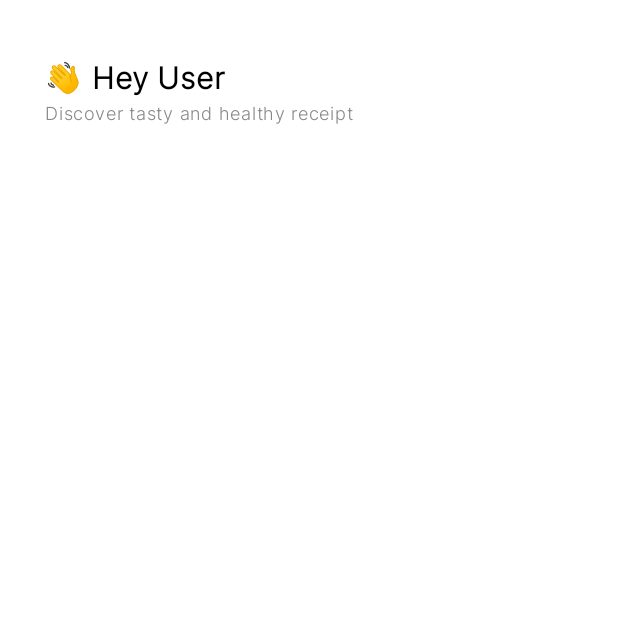
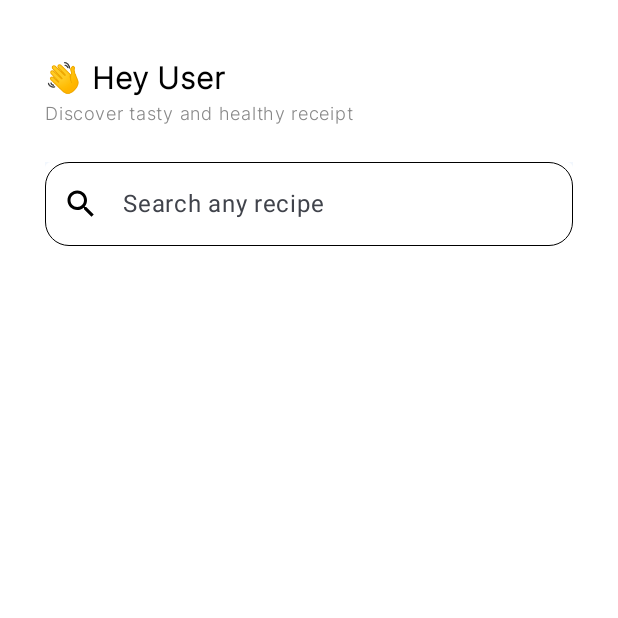
Before and after one commit to rockyhappy/Kotlineary, an Android app built with Jetpack Compose: the HomeScreen screen opened through its navigation route, on a phone screen of 412 x 824 dp, the top half of it. Run offline under Robolectric (Android 15) with nearby library versions, the phone set to English and light mode, and no system bars; our stand-ins replace Dagger/Hilt's generated code.

Commit message:
Search Bar Ui Implemented

```diff
--- a/app/src/main/java/com/devrachit/kotlineary/common/Constants.kt
+++ b/app/src/main/java/com/devrachit/kotlineary/common/Constants.kt
@@ -8,4 +8,5 @@ object Constants {
     const val BASE_URL = "https://api.spoonacular.com/"
     const val API_KEY = "2d3f053a7cdf4dab8c2b09d2969e5e7e"
     val CustomFontFamily = FontFamily(Font(R.font.inter2))
+    val CustomFontFamilyBold = FontFamily(Font(R.font.inter))
 }
--- a/app/src/main/java/com/devrachit/kotlineary/presentation/Screens/HomeScreen/HomeScreen.kt
+++ b/app/src/main/java/com/devrachit/kotlineary/presentation/Screens/HomeScreen/HomeScreen.kt
@@ -3,14 +3,22 @@ package com.devrachit.kotlineary.presentation.Screens.HomeScreen
 import android.app.Activity
 import android.util.Log
 import androidx.compose.foundation.background
+import androidx.compose.foundation.border
 import androidx.compose.foundation.layout.Arrangement
 import androidx.compose.foundation.layout.Column
 import androidx.compose.foundation.layout.fillMaxSize
+import androidx.compose.foundation.layout.fillMaxWidth
 import androidx.compose.foundation.layout.padding
 import androidx.compose.foundation.lazy.LazyColumn
+import androidx.compose.foundation.shape.RoundedCornerShape
+import androidx.compose.material.icons.Icons
+import androidx.compose.material.icons.filled.Search
 import androidx.compose.material3.ExperimentalMaterial3Api
+import androidx.compose.material3.Icon
 import androidx.compose.material3.Scaffold
 import androidx.compose.material3.Text
+import androidx.compose.material3.TextField
+import androidx.compose.material3.TextFieldDefaults
 import androidx.compose.runtime.Composable
 import androidx.compose.runtime.LaunchedEffect
 import androidx.compose.ui.Modifier
@@ -20,18 +28,21 @@ import androidx.compose.ui.res.stringResource
 import androidx.compose.ui.unit.dp
 import androidx.core.view.WindowInsetsControllerCompat
 import androidx.hilt.navigation.compose.hiltViewModel
+import androidx.lifecycle.compose.collectAsStateWithLifecycle
 import androidx.navigation.NavController
 import com.devrachit.kotlineary.R
 import com.devrachit.kotlineary.presentation.Screens.HomeScreen.components.HeadingHome
 import com.devrachit.kotlineary.presentation.Screens.HomeScreen.components.HeadingHomeSmall
 import com.devrachit.kotlineary.presentation.Screens.HomeScreen.components.RecipeCardMain
 import com.devrachit.kotlineary.presentation.Screens.HomeScreen.components.RecipeCardPopular
+import com.devrachit.kotlineary.presentation.Screens.HomeScreen.components.SearchBar
 import com.devrachit.kotlineary.presentation.Screens.HomeScreen.components.updateStatusBarTheme
 
 @ExperimentalMaterial3Api
 @Composable
 fun HomeScreen(navController: NavController) {
     val viewModel: HomeScreenViewModel = hiltViewModel()
+    val searchQuery = viewModel.searchQuery.collectAsStateWithLifecycle().value
     val activity = LocalContext.current as? Activity
     LaunchedEffect(key1=true) {
             activity?.window?.let { window ->
@@ -52,6 +63,11 @@ fun HomeScreen(navController: NavController) {
             item {
                 HeadingHome(text = stringResource(R.string.homeHead))
                 HeadingHomeSmall(text = stringResource(id = R.string.homeSubHead))
+                SearchBar(
+                    searchQuery = searchQuery,
+                    onValueChange = { newValue -> viewModel.setSearchQuery(newValue) },
+                    modifier = Modifier.padding(top = 20.dp)
+                )
             }
         }
     }
--- a/app/src/main/java/com/devrachit/kotlineary/presentation/Screens/HomeScreen/HomeScreenViewModel.kt
+++ b/app/src/main/java/com/devrachit/kotlineary/presentation/Screens/HomeScreen/HomeScreenViewModel.kt
@@ -3,10 +3,19 @@ package com.devrachit.kotlineary.presentation.Screens.HomeScreen
 import androidx.lifecycle.ViewModel
 import com.devrachit.kotlineary.domain.repository.SpoonacularRepository
 import dagger.hilt.android.lifecycle.HiltViewModel
+import kotlinx.coroutines.flow.MutableStateFlow
+import kotlinx.coroutines.flow.asStateFlow
 import javax.inject.Inject
 
 @HiltViewModel
 class HomeScreenViewModel @Inject constructor(
     private val repository: SpoonacularRepository
 ) : ViewModel(){
+    private val _searchQuery = MutableStateFlow("")
+    val searchQuery = _searchQuery.asStateFlow()
+    fun setSearchQuery(query: String) {
+        _searchQuery.value = query
+
+    }
+    fun getSearchQuery() = searchQuery.value
 }
--- a/app/src/main/java/com/devrachit/kotlineary/presentation/Screens/HomeScreen/components/HeadingSmall.kt
+++ b/app/src/main/java/com/devrachit/kotlineary/presentation/Screens/HomeScreen/components/HeadingSmall.kt
@@ -20,6 +20,6 @@ fun HeadingHomeSmall(text: String, modifier: Modifier = Modifier) {
         color = Color.Gray,
         fontFamily = Constants.CustomFontFamily,
         fontStyle = FontStyle.Normal,
-        modifier = modifier.background(Color.Transparent).padding(bottom = 140.dp),
+        modifier = modifier.background(Color.Transparent),
     )
 }
--- /dev/null
+++ b/app/src/main/java/com/devrachit/kotlineary/presentation/Screens/HomeScreen/components/SearchBar.kt
@@ -0,0 +1,47 @@
+package com.devrachit.kotlineary.presentation.Screens.HomeScreen.components
+
+import androidx.compose.foundation.background
+import androidx.compose.foundation.border
+import androidx.compose.foundation.layout.fillMaxWidth
+import androidx.compose.foundation.shape.RoundedCornerShape
+import androidx.compose.material.icons.Icons
+import androidx.compose.material.icons.filled.Search
+import androidx.compose.material3.Icon
+import androidx.compose.material3.Text
+import androidx.compose.material3.TextField
+import androidx.compose.material3.TextFieldDefaults
+import androidx.compose.runtime.Composable
+import androidx.compose.ui.Modifier
+import androidx.compose.ui.graphics.Color
+import androidx.compose.ui.unit.dp
+import com.devrachit.kotlineary.ui.theme.greyColor
+
+@Composable
+fun SearchBar(
+    searchQuery: String,
+    onValueChange: (String) -> Unit,
+    modifier: Modifier = Modifier
+) {
+    TextField(
+        value = searchQuery,
+        onValueChange = onValueChange,
+        placeholder = { Text("Search any recipe") },
+        modifier = modifier
+            .fillMaxWidth()
+            .border(0.dp, Color.Black, shape = RoundedCornerShape(16.dp))
+            .background(greyColor),
+        colors = TextFieldDefaults.colors(
+            focusedIndicatorColor = Color.Transparent,
+            unfocusedIndicatorColor = Color.Transparent,
+            cursorColor = Color.Black,
+            focusedContainerColor = Color.White,
+            unfocusedContainerColor = Color.White,
+            focusedTextColor = Color.Black,
+            unfocusedTextColor = Color.Black
+        ),
+        maxLines = 1,
+        leadingIcon = {
+            Icon(Icons.Default.Search, contentDescription = "Search Icon", tint = Color.Black)
+        }
+    )
+}
--- a/app/src/main/java/com/devrachit/kotlineary/ui/theme/Color.kt
+++ b/app/src/main/java/com/devrachit/kotlineary/ui/theme/Color.kt
@@ -11,3 +11,4 @@ val PurpleGrey40 = Color(0xFF625b71)
 val Pink40 = Color(0xFF7D5260)
 
 val primaryColor= Color(0xFFE54900)
+val greyColor= Color(0xFFF2F7FD)
--- a/gradle/libs.versions.toml
+++ b/gradle/libs.versions.toml
@@ -5,7 +5,7 @@ coreKtx = "1.13.1"
 junit = "4.13.2"
 junitVersion = "1.1.5"
 espressoCore = "3.5.1"
-lifecycleRuntimeKtx = "2.8.0"
+lifecycleRuntimeKtx = "2.7.0"
 activityCompose = "1.9.0"
 composeBom = "2023.08.00"
 
```
Also changed, not shown: app/build.gradle.kts (+7 -0 lines).
